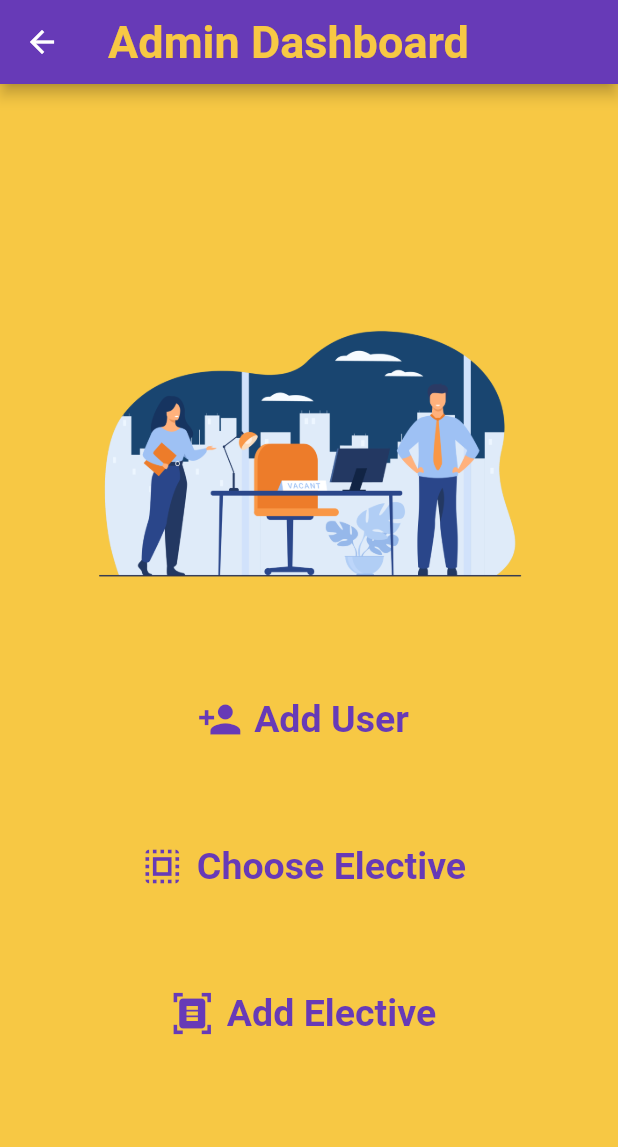
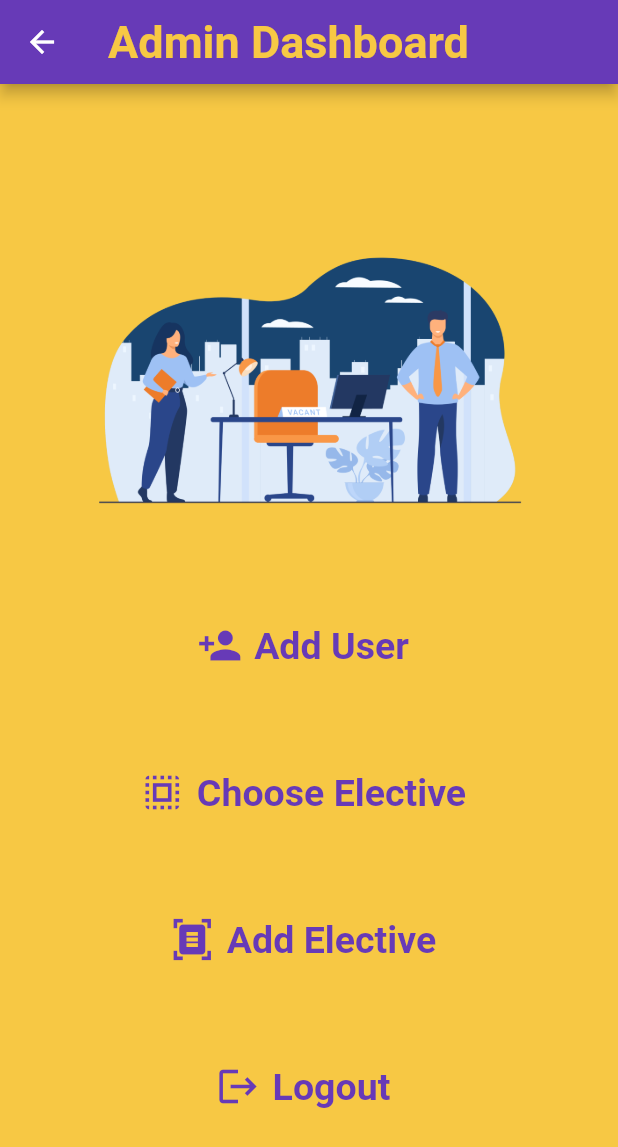
Before and after one commit to VE5PER/Automated-Elective-Processing, a Flutter app: the tempDash screen opened directly, after a tap on "Add Elective", after a tap on the "arrow back ios" icon, on a phone screen of 412 x 824 dp. Shown: the top 1147 px of the screen. Run offline on Flutter 3.47's test engine with Material 2 defaults, Android fonts, the phone set to English and light mode, and no system bars; our stand-ins replace carousel_slider, google_fonts, table_calendar; missing offline and left inert: dart:html, dart:js, table_sticky_headers; accounts and stored records are empty; network calls fail.

Commit message:
added routing icons

```diff
--- a/CODE/caut_front/lib/pages/dashboard_temp.dart
+++ b/CODE/caut_front/lib/pages/dashboard_temp.dart
@@ -4,6 +4,8 @@ import 'package:automated_elective_processing/pages/add_user.dart';
 import 'package:automated_elective_processing/pages/chooseElective.dart';
 import 'package:flutter/cupertino.dart';
 import 'package:flutter/material.dart';
+
+import 'logout.dart';
 
 class tempDash extends StatefulWidget {
   const tempDash({Key? key}) : super(key: key);
@@ -59,11 +61,23 @@ class _tempDashState extends State<tempDash> {
           children: [
             Icon(Icons.document_scanner, size: 30, color: AppColor.purple,),
             TextButton(onPressed: (){
-              Navigator.pushReplacement(context, MaterialPageRoute(builder: (context) => addElective()));// re
+              Navigator.pushReplacement(context, MaterialPageRoute(builder: (context) => addElective()));
             }, child: Text("Add Elective", style: TextStyle(color: AppColor.purple, fontWeight: FontWeight.bold, fontSize: 25),)),
           ],
         ),
+          SizedBox(
+            height: 50,
+          ),
+          Row(
 
+            mainAxisAlignment: MainAxisAlignment.center,
+            children: [
+              Icon(Icons.logout, size: 30, color: AppColor.purple,),
+              TextButton(onPressed: (){
+                Navigator.pushReplacement(context, MaterialPageRoute(builder: (context) => logout()));
+              }, child: Text("Logout", style: TextStyle(color: AppColor.purple, fontWeight: FontWeight.bold, fontSize: 25),)),
+            ],
+          ),
 
       ],
       ),
```
Also changed, not shown: CODE/caut_front/lib/pages/logout.dart (+8 -1 lines).
